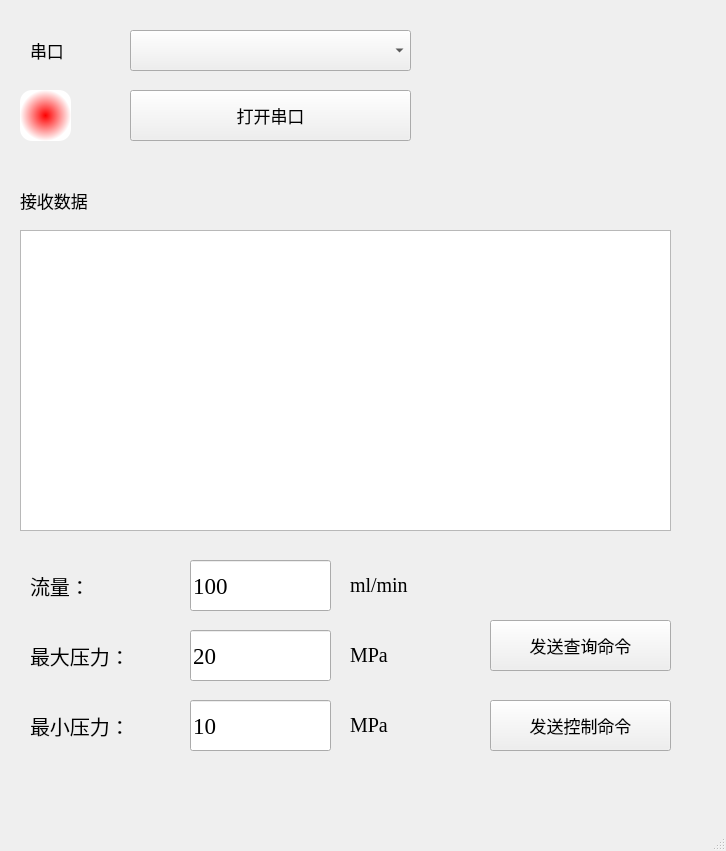
First picture: the form in mainwindow.ui, repository SanAntonioS/Qt_RS485, before the edit.
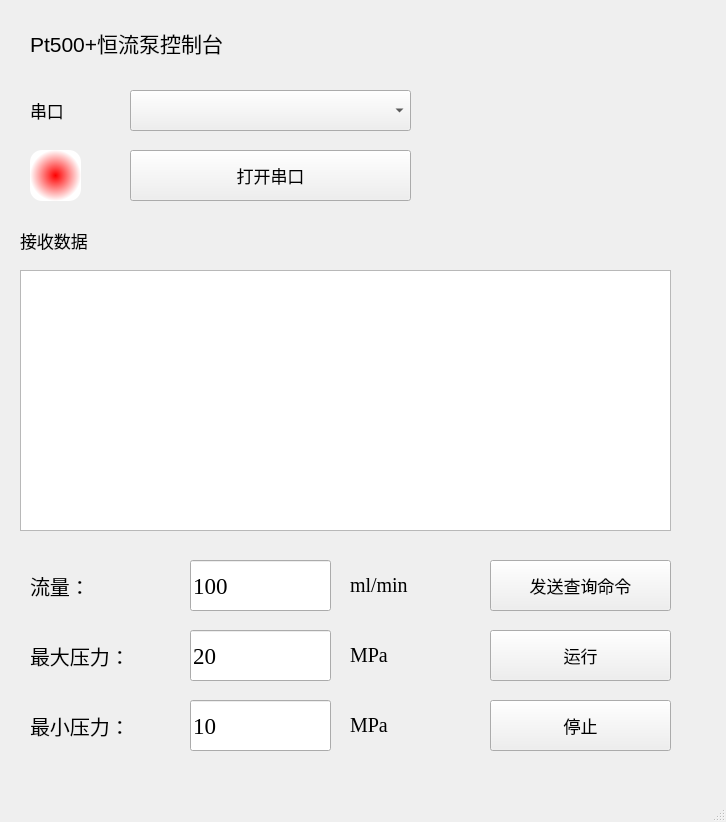
Second picture: the form after the edit.

Commit message: 增加了运行、停止按钮；修改了显示界面

```diff
--- a/mainwindow.ui
+++ b/mainwindow.ui
@@ -7,7 +7,7 @@
     <x>0</x>
     <y>0</y>
     <width>726</width>
-    <height>851</height>
+    <height>822</height>
    </rect>
   </property>
   <property name="windowTitle">
@@ -18,7 +18,7 @@
     <property name="geometry">
      <rect>
       <x>130</x>
-      <y>30</y>
+      <y>90</y>
       <width>281</width>
       <height>41</height>
      </rect>
@@ -28,7 +28,7 @@
     <property name="geometry">
      <rect>
       <x>30</x>
-      <y>30</y>
+      <y>90</y>
       <width>91</width>
       <height>41</height>
      </rect>
@@ -46,7 +46,7 @@
     <property name="geometry">
      <rect>
       <x>20</x>
-      <y>180</y>
+      <y>220</y>
       <width>131</width>
       <height>41</height>
      </rect>
@@ -64,17 +64,17 @@
     <property name="geometry">
      <rect>
       <x>20</x>
-      <y>230</y>
+      <y>270</y>
       <width>651</width>
-      <height>301</height>
+      <height>261</height>
      </rect>
     </property>
    </widget>
    <widget class="QLabel" name="LED">
     <property name="geometry">
      <rect>
-      <x>20</x>
-      <y>90</y>
+      <x>30</x>
+      <y>150</y>
       <width>51</width>
       <height>51</height>
      </rect>
@@ -91,7 +91,7 @@
     <property name="geometry">
      <rect>
       <x>130</x>
-      <y>90</y>
+      <y>150</y>
       <width>281</width>
       <height>51</height>
      </rect>
@@ -109,7 +109,7 @@
     <property name="geometry">
      <rect>
       <x>490</x>
-      <y>620</y>
+      <y>560</y>
       <width>181</width>
       <height>51</height>
      </rect>
@@ -127,7 +127,7 @@
     <property name="geometry">
      <rect>
       <x>490</x>
-      <y>700</y>
+      <y>630</y>
       <width>181</width>
       <height>51</height>
      </rect>
@@ -138,7 +138,7 @@
      </font>
     </property>
     <property name="text">
-     <string>发送控制命令</string>
+     <string>运行</string>
     </property>
    </widget>
    <widget class="QLineEdit" name="FlowRate">
@@ -309,6 +309,43 @@
      <string>MPa</string>
     </property>
    </widget>
+   <widget class="QPushButton" name="SendStopOrder">
+    <property name="geometry">
+     <rect>
+      <x>490</x>
+      <y>700</y>
+      <width>181</width>
+      <height>51</height>
+     </rect>
+    </property>
+    <property name="font">
+     <font>
+      <pointsize>13</pointsize>
+     </font>
+    </property>
+    <property name="text">
+     <string>停止</string>
+    </property>
+   </widget>
+   <widget class="QLabel" name="label_3">
+    <property name="geometry">
+     <rect>
+      <x>30</x>
+      <y>17</y>
+      <width>441</width>
+      <height>51</height>
+     </rect>
+    </property>
+    <property name="font">
+     <font>
+      <family>Arial</family>
+      <pointsize>16</pointsize>
+     </font>
+    </property>
+    <property name="text">
+     <string>Pt500+恒流泵控制台</string>
+    </property>
+   </widget>
   </widget>
   <widget class="QMenuBar" name="menubar">
    <property name="geometry">
```
Left out of the diff: 2 changed lines with no effect on the pictures. The commit also changes 4 other files.
